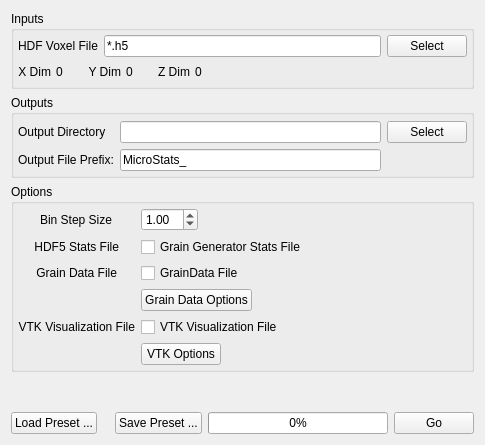
First picture: the form in Source/Plugins/MicrostructureStatistics/UI/MicrostructureStatisticsWidget.ui, repository BlueQuartzSoftware/DREAM3D, before the edit.
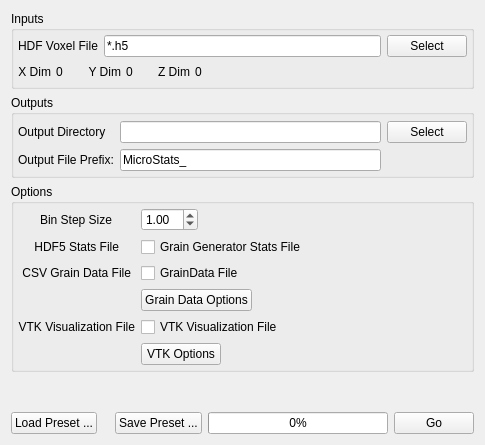
Second picture: the form after the edit. Custom widgets are drawn as their Qt base class.

Commit message: Fixing User Interface bugs by moving some widgets around in the various plugins. Moving to a comma delimited text file (.csv) for the grain data and grain angles files and resolving conflicts created when cherry picking from the Version-1 branch onto the master branch

The edit to the form file:
```diff
--- a/Source/Plugins/MicrostructureStatistics/UI/MicrostructureStatisticsWidget.ui
+++ b/Source/Plugins/MicrostructureStatistics/UI/MicrostructureStatisticsWidget.ui
@@ -295,7 +295,7 @@
         <item row="3" column="0">
          <widget class="QLabel" name="label_7">
           <property name="text">
-           <string>Grain Data File</string>
+           <string>CSV Grain Data File</string>
           </property>
           <property name="alignment">
            <set>Qt::AlignRight|Qt::AlignTrailing|Qt::AlignVCenter</set>
```
The commit also changes 8 other files.
